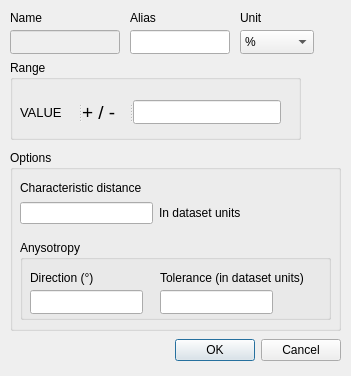
Qt form ui_msta_variable_definition.ui (epzt/msta) before a commit.
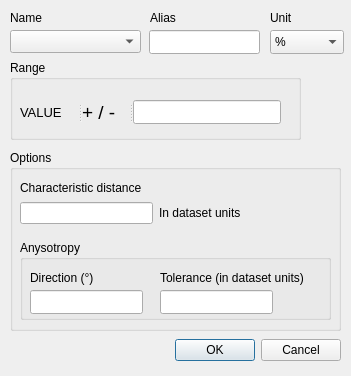
The same form after that commit.

The edit to the form file:
```diff
--- a/ui_msta_variable_definition.ui
+++ b/ui_msta_variable_definition.ui
@@ -171,7 +171,7 @@
   <widget class="QLabel" name="label_2">
    <property name="geometry">
     <rect>
-     <x>130</x>
+     <x>150</x>
      <y>10</y>
      <width>29</width>
      <height>16</height>
@@ -184,7 +184,7 @@
   <widget class="QLabel" name="label_3">
    <property name="geometry">
     <rect>
-     <x>240</x>
+     <x>270</x>
      <y>10</y>
      <width>25</width>
      <height>16</height>
@@ -194,25 +194,12 @@
     <string>Unit</string>
    </property>
   </widget>
-  <widget class="QLineEdit" name="variableNameLineEdit">
-   <property name="enabled">
-    <bool>false</bool>
-   </property>
-   <property name="geometry">
-    <rect>
-     <x>10</x>
-     <y>30</y>
-     <width>110</width>
-     <height>24</height>
-    </rect>
-   </property>
-  </widget>
   <widget class="QLineEdit" name="variableAliasLineEdit">
    <property name="geometry">
     <rect>
-     <x>130</x>
+     <x>149</x>
      <y>30</y>
-     <width>100</width>
+     <width>111</width>
      <height>24</height>
     </rect>
    </property>
@@ -220,7 +207,7 @@
   <widget class="QComboBox" name="variableUnitComboBox">
    <property name="geometry">
     <rect>
-     <x>240</x>
+     <x>270</x>
      <y>30</y>
      <width>74</width>
      <height>24</height>
@@ -313,6 +300,16 @@
     <widget class="QLineEdit" name="pmVariableRangeLineEdit"/>
    </widget>
   </widget>
+  <widget class="QComboBox" name="variableNameComboBox">
+   <property name="geometry">
+    <rect>
+     <x>10</x>
+     <y>30</y>
+     <width>131</width>
+     <height>23</height>
+    </rect>
+   </property>
+  </widget>
  </widget>
  <resources/>
  <connections>
```
Left out of the diff: 12 changed lines with no effect on the pictures.
